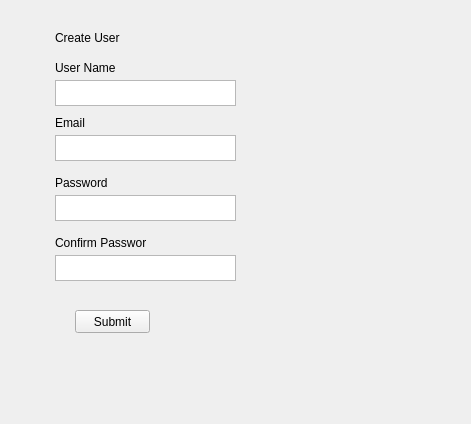
scottoberman/CSUFDevs, file InvGUI/p5extra.ui: the form before one commit.
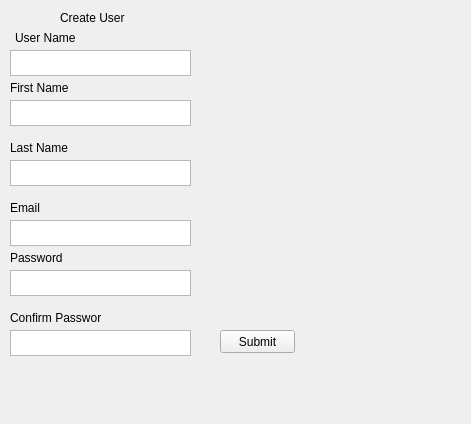
The form after the commit.

Diff of the .ui file:
```diff
--- a/InvGUI/p5extra.ui
+++ b/InvGUI/p5extra.ui
@@ -16,8 +16,8 @@
   <widget class="QPushButton" name="pushButton">
    <property name="geometry">
     <rect>
-     <x>75</x>
-     <y>310</y>
+     <x>220</x>
+     <y>330</y>
      <width>75</width>
      <height>23</height>
     </rect>
@@ -29,8 +29,8 @@
   <widget class="QTextEdit" name="Email">
    <property name="geometry">
     <rect>
-     <x>55</x>
-     <y>135</y>
+     <x>10</x>
+     <y>220</y>
      <width>181</width>
      <height>26</height>
     </rect>
@@ -39,8 +39,8 @@
   <widget class="QLabel" name="label_7">
    <property name="geometry">
     <rect>
-     <x>55</x>
-     <y>175</y>
+     <x>10</x>
+     <y>250</y>
      <width>71</width>
      <height>16</height>
     </rect>
@@ -52,8 +52,8 @@
   <widget class="QLabel" name="label_6">
    <property name="geometry">
     <rect>
-     <x>55</x>
-     <y>115</y>
+     <x>10</x>
+     <y>200</y>
      <width>71</width>
      <height>16</height>
     </rect>
@@ -65,8 +65,8 @@
   <widget class="QTextEdit" name="UserName">
    <property name="geometry">
     <rect>
-     <x>55</x>
-     <y>80</y>
+     <x>10</x>
+     <y>50</y>
      <width>181</width>
      <height>26</height>
     </rect>
@@ -75,8 +75,8 @@
   <widget class="QTextEdit" name="Password">
    <property name="geometry">
     <rect>
-     <x>55</x>
-     <y>195</y>
+     <x>10</x>
+     <y>270</y>
      <width>181</width>
      <height>26</height>
     </rect>
@@ -85,8 +85,8 @@
   <widget class="QTextEdit" name="ConfPass">
    <property name="geometry">
     <rect>
-     <x>55</x>
-     <y>255</y>
+     <x>10</x>
+     <y>330</y>
      <width>181</width>
      <height>26</height>
     </rect>
@@ -95,8 +95,8 @@
   <widget class="QLabel" name="label_2">
    <property name="geometry">
     <rect>
-     <x>55</x>
-     <y>60</y>
+     <x>15</x>
+     <y>30</y>
      <width>71</width>
      <height>16</height>
     </rect>
@@ -108,8 +108,8 @@
   <widget class="QLabel" name="label_8">
    <property name="geometry">
     <rect>
-     <x>55</x>
-     <y>235</y>
+     <x>10</x>
+     <y>310</y>
      <width>91</width>
      <height>16</height>
     </rect>
@@ -121,8 +121,8 @@
   <widget class="QLabel" name="label">
    <property name="geometry">
     <rect>
-     <x>55</x>
-     <y>30</y>
+     <x>60</x>
+     <y>10</y>
      <width>71</width>
      <height>16</height>
     </rect>
@@ -131,6 +131,65 @@
     <string>Create User</string>
    </property>
   </widget>
+  <widget class="QTextEdit" name="LastName">
+   <property name="geometry">
+    <rect>
+     <x>10</x>
+     <y>160</y>
+     <width>181</width>
+     <height>26</height>
+    </rect>
+   </property>
+  </widget>
+  <widget class="QTextEdit" name="FirstName">
+   <property name="geometry">
+    <rect>
+     <x>10</x>
+     <y>100</y>
+     <width>181</width>
+     <height>26</height>
+    </rect>
+   </property>
+  </widget>
+  <widget class="QLabel" name="label_3">
+   <property name="geometry">
+    <rect>
+     <x>10</x>
+     <y>80</y>
+     <width>71</width>
+     <height>16</height>
+    </rect>
+   </property>
+   <property name="text">
+    <string>First Name</string>
+   </property>
+  </widget>
+  <widget class="QLabel" name="label_4">
+   <property name="geometry">
+    <rect>
+     <x>10</x>
+     <y>140</y>
+     <width>71</width>
+     <height>16</height>
+    </rect>
+   </property>
+   <property name="text">
+    <string>Last Name</string>
+   </property>
+  </widget>
+  <widget class="QLabel" name="label_5">
+   <property name="geometry">
+    <rect>
+     <x>210</x>
+     <y>200</y>
+     <width>171</width>
+     <height>111</height>
+    </rect>
+   </property>
+   <property name="text">
+    <string/>
+   </property>
+  </widget>
  </widget>
  <resources/>
  <connections/>
```
